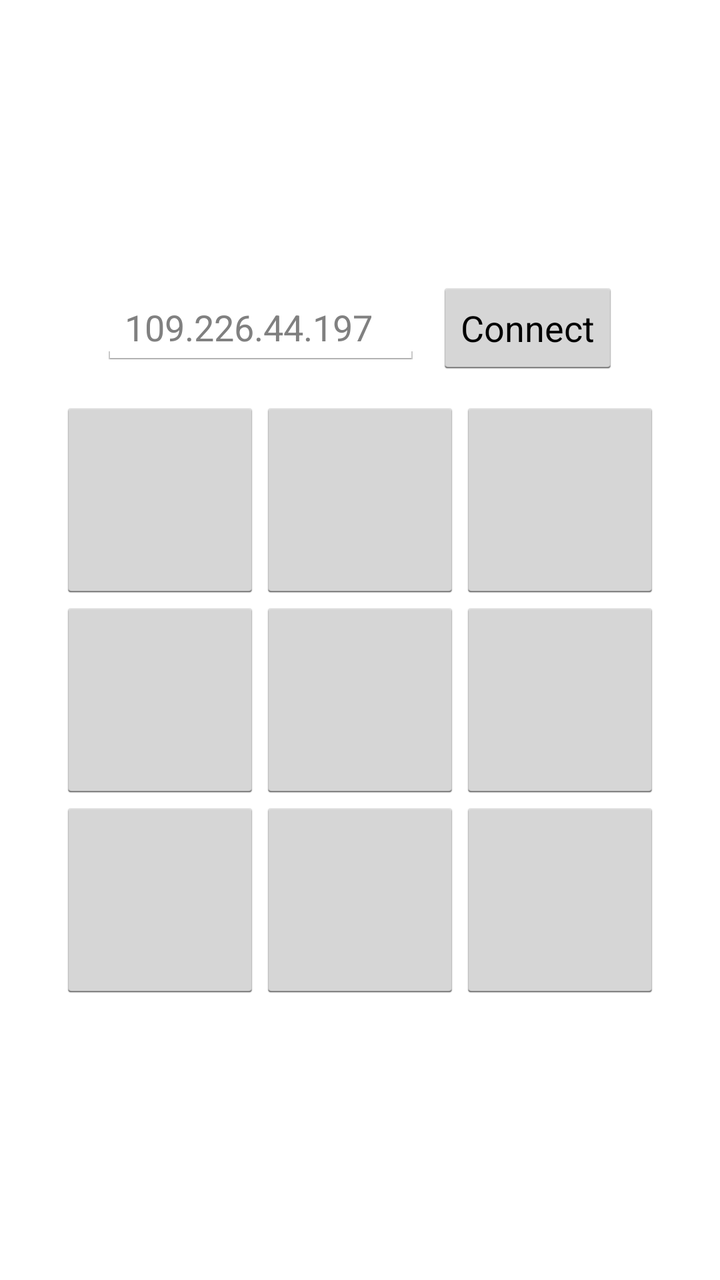
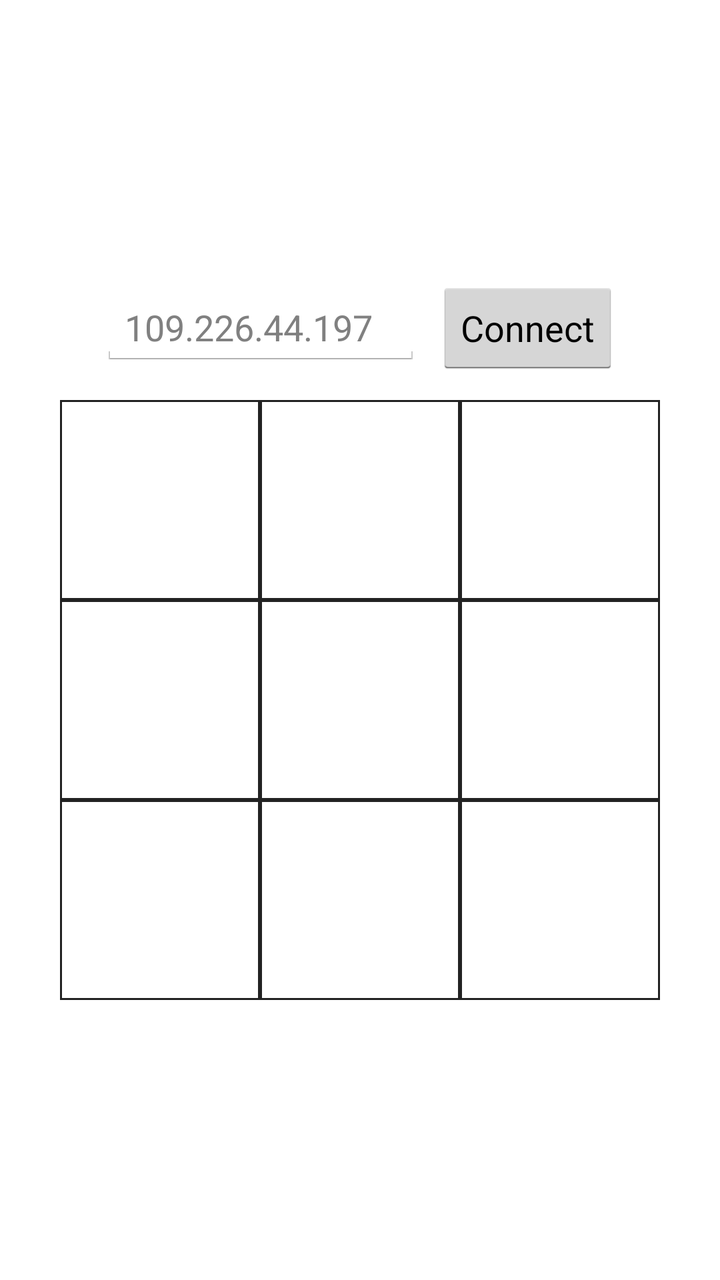

The first picture is an Android layout as it rendered before a commit; the second is the same layout after the commit. The layout source and the unified diff follow.
<!-- AndroidManifest.xml: application theme android:Theme.Holo.Light.DarkActionBar -->
<!-- res/layout/activity_main.xml -->
<?xml version="1.0" encoding="utf-8"?>
<LinearLayout xmlns:android="http://schemas.android.com/apk/res/android"
    android:layout_width="match_parent"
    android:layout_height="match_parent"
    android:orientation="vertical"
    android:gravity="center">
    <LinearLayout
        android:layout_width="wrap_content"
        android:layout_height="wrap_content"
        android:orientation="horizontal"
        android:gravity="center"
        android:layout_marginBottom="12dp">

        <EditText
            android:id="@+id/editServerIP"
            android:layout_width="160dp"
            android:layout_height="wrap_content"
            android:hint="109.226.44.197"
            android:inputType="text"
            android:importantForAutofill="no" />

        <Button
            android:id="@+id/buttonConnect"
            android:layout_width="wrap_content"
            android:layout_height="wrap_content"
            android:layout_marginStart="8dp"
            android:onClick="onConnectClick"
            android:text="Connect" />
    </LinearLayout>

    <GridLayout
        android:layout_width="wrap_content"
        android:layout_height="wrap_content"
        android:columnCount="3"
        android:rowCount="3">

        <Button
            android:id="@+id/button00"
            android:layout_width="100dp"
            android:layout_height="100dp"
            android:tag="0,0"
            android:onClick="onCellClick"
            android:textSize="24sp" />

        <Button
            android:id="@+id/button01"
            android:layout_width="100dp"
            android:layout_height="100dp"
            android:tag="0,1"
            android:onClick="onCellClick"
            android:textSize="24sp" />

        <Button
            android:id="@+id/button02"
            android:layout_width="100dp"
            android:layout_height="100dp"
            android:tag="0,2"
            android:onClick="onCellClick"
            android:textSize="24sp" />

        <Button
            android:id="@+id/button10"
            android:layout_width="100dp"
            android:layout_height="100dp"
            android:tag="1,0"
            android:onClick="onCellClick"
            android:textSize="24sp" />

        <Button
            android:id="@+id/button11"
            android:layout_width="100dp"
            android:layout_height="100dp"
            android:tag="1,1"
            android:onClick="onCellClick"
            android:textSize="24sp" />

        <Button
            android:id="@+id/button12"
            android:layout_width="100dp"
            android:layout_height="100dp"
            android:tag="1,2"
            android:onClick="onCellClick"
            android:textSize="24sp" />

        <Button
            android:id="@+id/button20"
            android:layout_width="100dp"
            android:layout_height="100dp"
            android:tag="2,0"
            android:onClick="onCellClick"
            android:textSize="24sp" />

        <Button
            android:id="@+id/button21"
            android:layout_width="100dp"
            android:layout_height="100dp"
            android:tag="2,1"
            android:onClick="onCellClick"
            android:textSize="24sp" />

        <Button
            android:id="@+id/button22"
            android:layout_width="100dp"
            android:layout_height="100dp"
            android:tag="2,2"
            android:onClick="onCellClick"
            android:textSize="24sp" />

    </GridLayout>

</LinearLayout>
<!-- resources referenced by this layout -->
<resources>

</resources>

<!-- the commit's change to res/layout/activity_main.xml (unified diff, before → after) -->
@@ -40,6 +40,9 @@
             android:layout_height="100dp"
             android:tag="0,0"
             android:onClick="onCellClick"
+            android:background="@drawable/bg_square_button"
+            android:backgroundTint="@null"
+            android:textColor="@color/board_cell_text"
             android:textSize="24sp" />
 
         <Button
@@ -48,6 +51,9 @@
             android:layout_height="100dp"
             android:tag="0,1"
             android:onClick="onCellClick"
+            android:background="@drawable/bg_square_button"
+            android:backgroundTint="@null"
+            android:textColor="@color/board_cell_text"
             android:textSize="24sp" />
 
         <Button
@@ -56,6 +62,9 @@
             android:layout_height="100dp"
             android:tag="0,2"
             android:onClick="onCellClick"
+            android:background="@drawable/bg_square_button"
+            android:backgroundTint="@null"
+            android:textColor="@color/board_cell_text"
             android:textSize="24sp" />
 
         <Button
@@ -64,6 +73,9 @@
             android:layout_height="100dp"
             android:tag="1,0"
             android:onClick="onCellClick"
+            android:background="@drawable/bg_square_button"
+            android:backgroundTint="@null"
+            android:textColor="@color/board_cell_text"
             android:textSize="24sp" />
 
         <Button
@@ -72,6 +84,9 @@
             android:layout_height="100dp"
             android:tag="1,1"
             android:onClick="onCellClick"
+            android:background="@drawable/bg_square_button"
+            android:backgroundTint="@null"
+            android:textColor="@color/board_cell_text"
             android:textSize="24sp" />
 
         <Button
@@ -80,6 +95,9 @@
             android:layout_height="100dp"
             android:tag="1,2"
             android:onClick="onCellClick"
+            android:background="@drawable/bg_square_button"
+            android:backgroundTint="@null"
+            android:textColor="@color/board_cell_text"
             android:textSize="24sp" />
 
         <Button
@@ -88,6 +106,9 @@
             android:layout_height="100dp"
             android:tag="2,0"
             android:onClick="onCellClick"
+            android:background="@drawable/bg_square_button"
+            android:backgroundTint="@null"
+            android:textColor="@color/board_cell_text"
             android:textSize="24sp" />
 
         <Button
@@ -96,6 +117,9 @@
             android:layout_height="100dp"
             android:tag="2,1"
             android:onClick="onCellClick"
+            android:background="@drawable/bg_square_button"
+            android:backgroundTint="@null"
+            android:textColor="@color/board_cell_text"
             android:textSize="24sp" />
 
         <Button
@@ -104,6 +128,9 @@
             android:layout_height="100dp"
             android:tag="2,2"
             android:onClick="onCellClick"
+            android:background="@drawable/bg_square_button"
+            android:backgroundTint="@null"
+            android:textColor="@color/board_cell_text"
             android:textSize="24sp" />
 
     </GridLayout>
<!-- resource entries referenced after the edit -->
@@ -1,5 +1,20 @@
 <!-- resources referenced by this layout -->
 <resources>
-
+  <color name="board_cell_text">#FF111111</color>
+  <!-- drawable bg_square_button (drawable) -->
+  <?xml version="1.0" encoding="utf-8"?>
+  <shape xmlns:android="http://schemas.android.com/apk/res/android"
+      android:shape="rectangle">
+  
+      <solid android:color="@color/board_cell_background" />
+  
+      <stroke
+          android:width="1dp"
+          android:color="@color/board_cell_stroke" />
+  
+      <corners android:radius="0dp" />
+  </shape>
+  <color name="board_cell_background">#FFFFFFFF</color>
+  <color name="board_cell_stroke">#FF222222</color>
 </resources>
 
